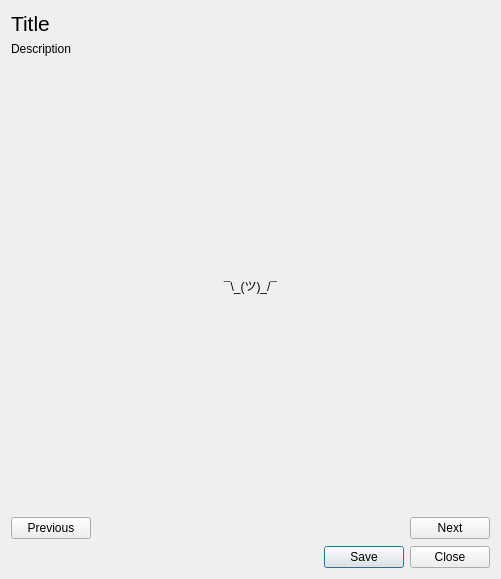
First picture: the form in forms/view.ui, repository F33RNI/PetalVault, before the edit.
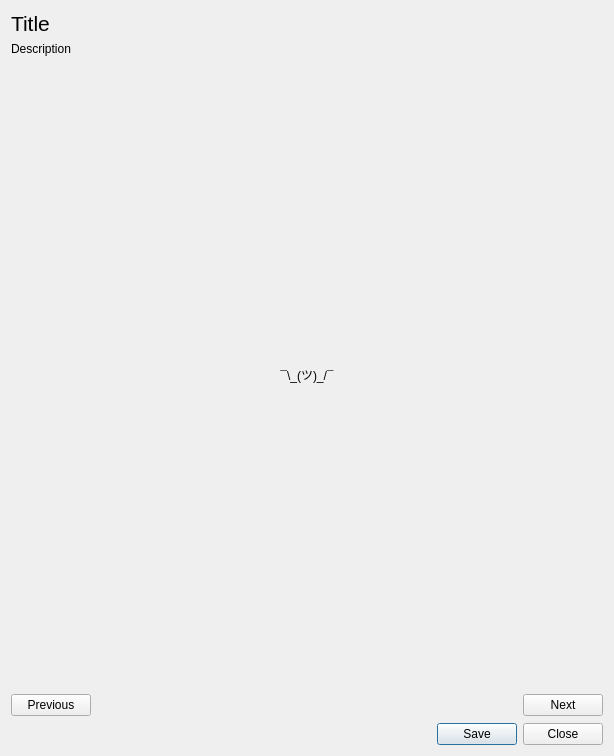
Second picture: the form after the edit.

Commit message: feat: increase QR dialog window size

The edit to the form file:
```diff
--- a/forms/view.ui
+++ b/forms/view.ui
@@ -6,8 +6,8 @@
    <rect>
     <x>0</x>
     <y>0</y>
-    <width>501</width>
-    <height>579</height>
+    <width>614</width>
+    <height>756</height>
    </rect>
   </property>
   <property name="windowTitle">
```
